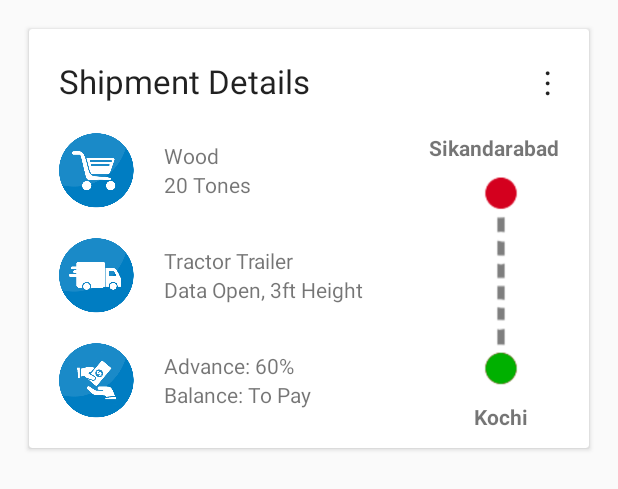
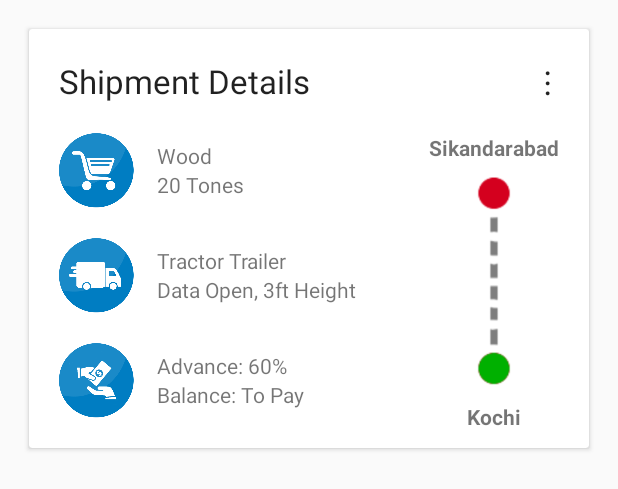
Before and after one commit to HVish/recycler-view-example, an Android app: the layout shipment_card.xml on its own in the app's theme, with its tools: preview values and no code run, on a phone screen of 412 x 824 dp. Shown: the top 489 px of the screen. Run offline under Robolectric (Android 15) with nearby library versions, the phone set to English and light mode, and no system bars; network calls fail.

Commit message:
minor bug fixes

```diff
--- a/app/src/main/java/dashboard/vishnu/com/dashboard/Config.java
+++ b/app/src/main/java/dashboard/vishnu/com/dashboard/Config.java
@@ -5,6 +5,7 @@ package dashboard.vishnu.com.dashboard;
  */
 
 public class Config {
-    public static final String BASE_URL = "https://client.vaahika.com/";
+//    public static final String BASE_URL = "https://client.vaahika.com/";
+    public static final String BASE_URL = "http://192.168.1.7:1337/";
     public static final String DASHBOARD_URL = BASE_URL + "api/dashboard";
 }
--- a/app/src/main/res/layout/shipment_card.xml
+++ b/app/src/main/res/layout/shipment_card.xml
@@ -30,11 +30,11 @@
                 android:id="@+id/shipmentOptions"
                 android:layout_width="wrap_content"
                 android:layout_height="wrap_content"
-                android:layout_alignParentRight="true"
+                android:layout_alignParentEnd="true"
                 android:layout_alignParentTop="true"
                 android:paddingTop="10dp"
-                android:paddingLeft="10dp"
-                android:paddingRight="15dp"
+                android:paddingStart="10dp"
+                android:paddingEnd="15dp"
                 android:paddingBottom="10dp"
                 android:text="&#8942;"
                 android:textAppearance="?android:textAppearanceLarge" />
@@ -61,7 +61,7 @@
                         android:layout_width="wrap_content"
                         android:layout_height="wrap_content"
                         android:layout_centerVertical="true"
-                        android:layout_marginLeft="20dp"
+                        android:layout_marginStart="@dimen/left_padding_from_icon"
                         android:layout_toEndOf="@+id/shipmentItemIcon"
                         android:orientation="vertical">
 
@@ -98,7 +98,7 @@
                         android:layout_width="wrap_content"
                         android:layout_height="wrap_content"
                         android:layout_centerVertical="true"
-                        android:layout_marginLeft="20dp"
+                        android:layout_marginStart="@dimen/left_padding_from_icon"
                         android:layout_toEndOf="@+id/shipmentTruckIcon"
                         android:orientation="vertical">
 
@@ -135,7 +135,7 @@
                         android:layout_width="wrap_content"
                         android:layout_height="wrap_content"
                         android:layout_centerVertical="true"
-                        android:layout_marginLeft="20dp"
+                        android:layout_marginStart="@dimen/left_padding_from_icon"
                         android:layout_toEndOf="@+id/shipmentPaymentIcon"
                         android:orientation="vertical">
 
@@ -160,7 +160,8 @@
                     android:layout_width="wrap_content"
                     android:layout_height="wrap_content"
                     android:layout_marginTop="10dp"
-                    android:paddingRight="10dp"
+                    android:paddingEnd="10dp"
+                    android:paddingStart="10dp"
                     android:layout_alignParentTop="true"
                     android:layout_alignParentEnd="true">
 
@@ -169,7 +170,6 @@
                         android:textStyle="bold"
                         android:layout_width="wrap_content"
                         android:layout_height="wrap_content"
-                        android:layout_alignParentStart="true"
                         android:layout_centerHorizontal="true"
                         android:text="Sikandarabad" />
 
--- a/app/src/main/res/values/dimens.xml
+++ b/app/src/main/res/values/dimens.xml
@@ -1,4 +1,5 @@
 <?xml version="1.0" encoding="utf-8"?>
 <resources>
     <dimen name="activity_horizontal_margin">10dp</dimen>
+    <dimen name="left_padding_from_icon">15dp</dimen>
 </resources>
```
Also changed, not shown: app/src/main/java/dashboard/vishnu/com/dashboard/Activities/MainActivity.java (+1 -1 lines), app/src/main/java/dashboard/vishnu/com/dashboard/Adapters/ShipmentAdapter.java (+4 -4 lines), app/src/main/java/dashboard/vishnu/com/dashboard/Models/Shipment.java (+21 -10 lines), app/src/main/java/dashboard/vishnu/com/dashboard/Models/ShipmentItem.java (+1 -11 lines).
